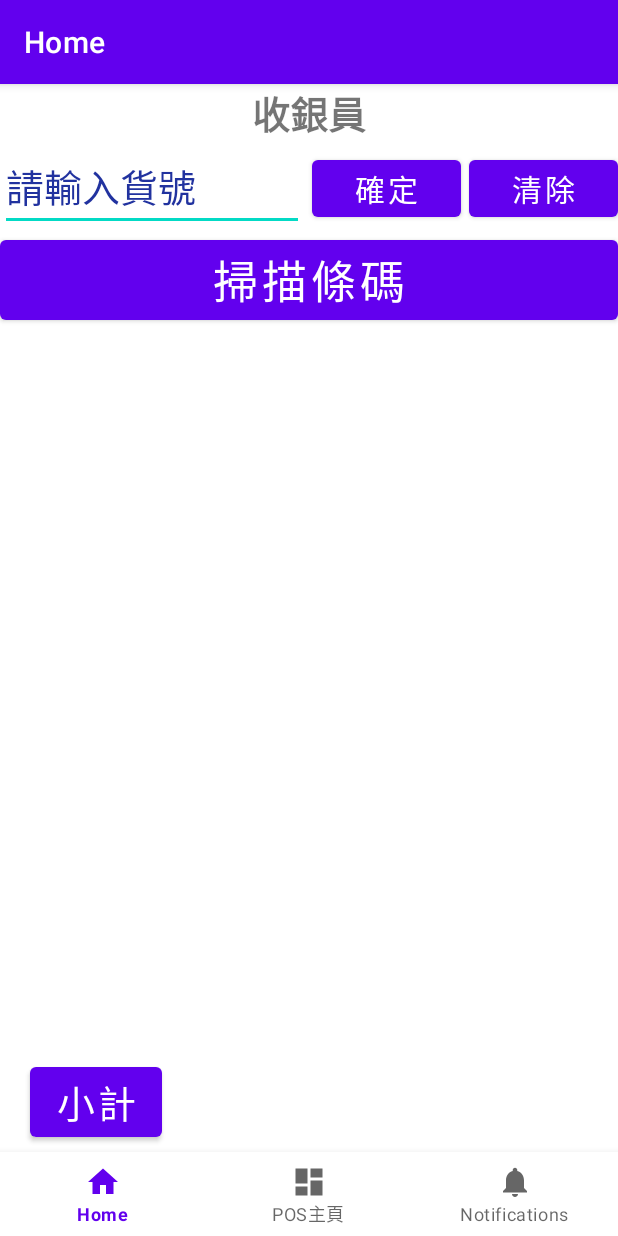
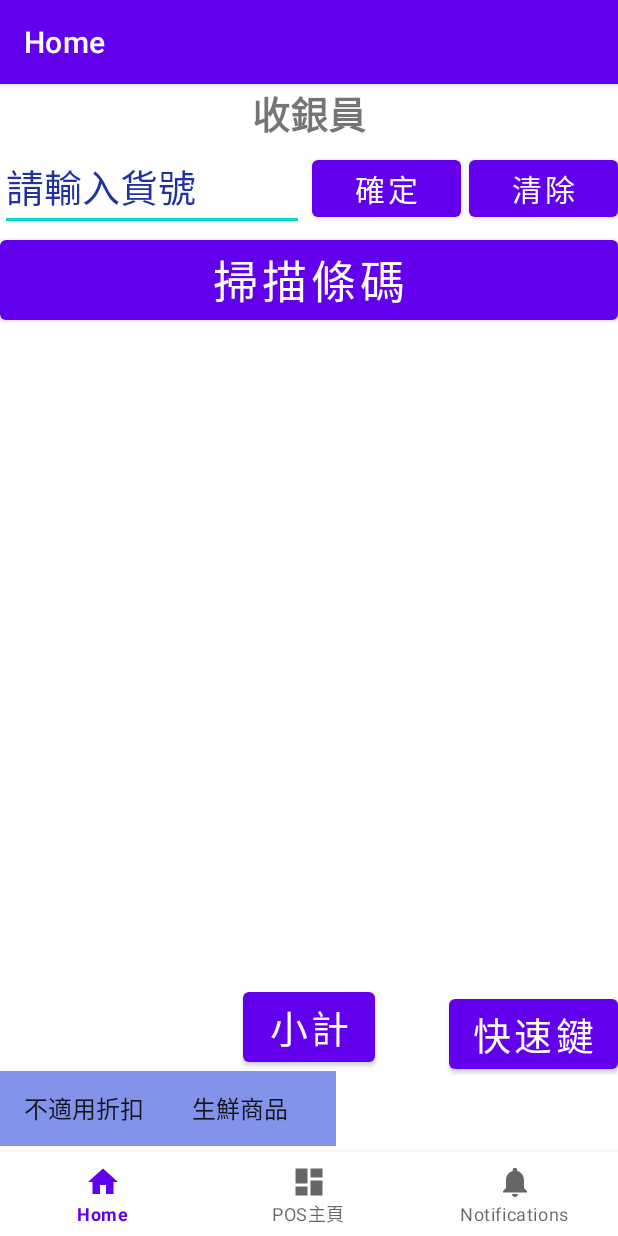
Before and after one commit to eugene3939/Alpha2, an Android app: the HomeFragment screen opened directly, with no data from a screen before it, on a phone screen of 412 x 824 dp. Run offline under Robolectric (Android 15) with nearby library versions, the phone set to English and light mode, and no system bars; our stand-ins replace Room's generated code, navigation-ui; libraries missing offline, so code that uses them is left out: com.google.zxing.integration.

```diff
--- a/app/src/main/java/com/example/alpha2/ui/home/HomeFragment.kt
+++ b/app/src/main/java/com/example/alpha2/ui/home/HomeFragment.kt
@@ -4,6 +4,7 @@ import android.annotation.SuppressLint
 import android.app.Activity
 import android.content.Context
 import android.content.Intent
+import android.graphics.Color
 import android.os.Bundle
 import android.text.Editable
 import android.text.TextWatcher
@@ -224,8 +225,8 @@ class HomeFragment : Fragment() {
                     }
                 }
                 btnMinus1.setOnClickListener {
-                    if (changeAmount!=null && changeAmount!! >=1)  //數量最少要是1
-                        changeAmount = changeAmount!! - 1       //點擊數量-1
+                    if (changeAmount!=null && changeAmount!! >=1)   //數量最少要是1
+                        changeAmount = changeAmount!! - 1           //點擊數量-1
                     Log.d("數量","$changeAmount")
 
                     //顯示點擊數量
@@ -256,6 +257,24 @@ class HomeFragment : Fragment() {
                     bottomSheetDialog.dismiss()     //結束bottomView
                 }
             }
+        }
+
+        //顯示用戶自定義側滑式清單
+        binding.myNavigationView.setNavigationItemSelectedListener { menuItem ->
+            when (menuItem.itemId) {
+                R.id.nav_blue -> binding.textDashboard.setTextColor(Color.BLUE)
+                R.id.nav_green -> binding.textDashboard.setTextColor(Color.GREEN)
+                R.id.nav_yellow -> binding.textDashboard.setTextColor(Color.YELLOW)
+            }
+            true
+        }
+
+        //顯示用戶自定義的下拉式選單
+        binding.btnUserFavor.setOnClickListener {
+            val bottomSheetDialog2 = BottomSheetDialog(requireContext())
+            bottomSheetDialog2.setContentView(R.layout.myfavorite)
+
+            bottomSheetDialog2.show()
         }
 
         //點擊開啟掃描器
@@ -323,6 +342,27 @@ class HomeFragment : Fragment() {
             loadFilterProduct()
         }
 
+        // 定義下拉列表中的折扣選項
+        val items = arrayOf("不適用折扣","會員折扣", "折價券", "檔期促銷")
+        // 創建一個 ArrayAdapter 來設置 Spinner 的選項內容
+        val adapter = ArrayAdapter(requireContext(), android.R.layout.simple_list_item_1, items)
+        // 設置下拉列表的風格
+        adapter.setDropDownViewResource(android.R.layout.simple_spinner_dropdown_item)
+        // 將 Adapter 設置給 Spinner
+        binding.spDiscountList.adapter = adapter
+        // 處理用戶選擇的事件
+
+        // 定義下拉列表中的折扣選項
+        val items2 = arrayOf("生鮮商品","預購商品", "菸酒類商品", "贈品")
+        // 創建一個 ArrayAdapter 來設置 Spinner 的選項內容
+        val adapter2 = ArrayAdapter(requireContext(), android.R.layout.simple_list_item_1, items2)
+        // 設置下拉列表的風格
+        adapter2.setDropDownViewResource(android.R.layout.simple_spinner_dropdown_item)
+        // 將 Adapter 設置給 Spinner
+        binding.spDiscountList2.adapter = adapter2
+        // 處理用戶選擇的事件
+
+
         //按鈕清除輸入貨號
         binding.btnClear.setOnClickListener {
             binding.edtSearchRow.setText("")
@@ -381,6 +421,7 @@ class HomeFragment : Fragment() {
         }
     }
 
+    //開啟鏡頭掃描商品
     private fun startBarcodeScanner() {
         val integrator = IntentIntegrator.forSupportFragment(this)
         integrator.setPrompt("請對準條碼進行掃描")
@@ -394,6 +435,11 @@ class HomeFragment : Fragment() {
 
     override fun onDestroyView() {
         super.onDestroyView()
+
+        //離開頁面就清除 掃描清單、掃描個數
+        selectedQuantities.clear()
+        filteredProductList.clear()
+
         _binding = null
     }
 }
--- a/app/src/main/res/layout/fragment_home.xml
+++ b/app/src/main/res/layout/fragment_home.xml
@@ -1,11 +1,15 @@
 <?xml version="1.0" encoding="utf-8"?>
-<RelativeLayout
+<androidx.drawerlayout.widget.DrawerLayout
     xmlns:android="http://schemas.android.com/apk/res/android"
     xmlns:app="http://schemas.android.com/apk/res-auto"
     xmlns:tools="http://schemas.android.com/tools"
     android:layout_width="match_parent"
     android:layout_height="match_parent"
     tools:context=".ui.home.HomeFragment">
+
+    <RelativeLayout
+        android:layout_width="match_parent"
+        android:layout_height="match_parent">
 
         <TextView
             android:id="@+id/textDashboard"
@@ -79,8 +83,8 @@
             android:layout_width="wrap_content"
             android:layout_height="wrap_content"
             android:layout_alignParentBottom="true"
-        android:layout_marginBottom="60dp"
-        android:layout_marginStart="20dp"
+            android:layout_centerHorizontal="true"
+            android:layout_marginBottom="110dp"
             android:text="@string/txtSumShopCart"
             android:textSize="25sp"/>
 
@@ -89,11 +93,51 @@
             android:id="@+id/txt_totalDollar"
             android:layout_width="wrap_content"
             android:layout_height="wrap_content"
-        android:layout_alignBottom="@+id/btn_deal"
             android:layout_alignParentEnd="true"
+            android:layout_alignParentBottom="true"
+            android:layout_marginBottom="60dp"
             android:visibility="invisible"
             android:text="@string/txtTotalPrice"
             android:textSize="30sp"
             android:textStyle="bold"/>
 
+        <Button
+            android:id="@+id/btnUserFavor"
+            android:layout_width="wrap_content"
+            android:layout_height="wrap_content"
+            android:layout_alignParentEnd="true"
+            android:layout_above="@+id/txt_totalDollar"
+            android:text="@string/txtUserSettingButton"
+            android:textSize="25sp"/>
+
+        <!--折扣選項-->
+        <Spinner
+            android:id="@+id/spDiscountList"
+            android:layout_width="wrap_content"
+            android:layout_height="50dp"
+            android:layout_alignBottom="@+id/txt_totalDollar"
+            android:background="#8493EA"/>
+
+        <!--自訂按鈕2-->
+        <Spinner
+            android:id="@+id/spDiscountList2"
+            android:layout_width="wrap_content"
+            android:layout_height="50dp"
+            android:layout_toEndOf="@+id/spDiscountList"
+            android:layout_alignBottom="@+id/txt_totalDollar"
+            android:background="#8493EA"/>
+
     </RelativeLayout>
+
+    <!--drawer table test-->
+    <com.google.android.material.navigation.NavigationView
+        android:id="@+id/my_navigation_view"
+        android:layout_width="wrap_content"
+        android:layout_height="wrap_content"
+        android:layout_alignParentStart="true"
+        android:layout_alignParentTop="true"
+        android:layout_centerVertical="true"
+        android:layout_gravity="start"
+        app:menu="@menu/my_nav_menu" />
+
+</androidx.drawerlayout.widget.DrawerLayout>
--- /dev/null
+++ b/app/src/main/res/menu/my_nav_menu.xml
@@ -0,0 +1,14 @@
+<?xml version="1.0" encoding="utf-8"?>
+<menu xmlns:android="http://schemas.android.com/apk/res/android">
+    <group android:checkableBehavior="single">
+        <item
+            android:id="@+id/nav_blue"
+            android:title="Blue" />
+        <item
+            android:id="@+id/nav_green"
+            android:title="Green" />
+        <item
+            android:id="@+id/nav_yellow"
+            android:title="Yellow" />
+    </group>
+</menu>
```
Also changed, not shown: app/src/main/res/layout/myfavorite.xml (added, +120 -0 lines), app/src/main/res/layout/selectnum.xml (+7 -0 lines), app/src/main/res/values/strings.xml (+8 -0 lines). Lines whose indentation alone changed are shown as unchanged.
